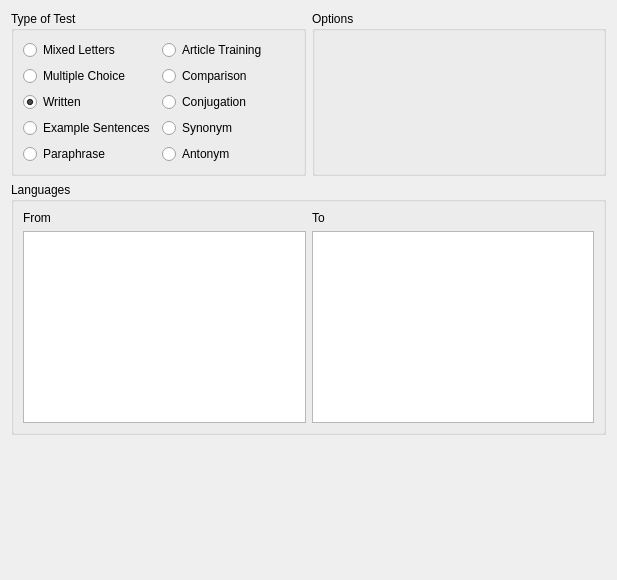
First picture: the form in src/configure-practice/configurepracticewidget.ui, repository KDE/parley, before the edit.
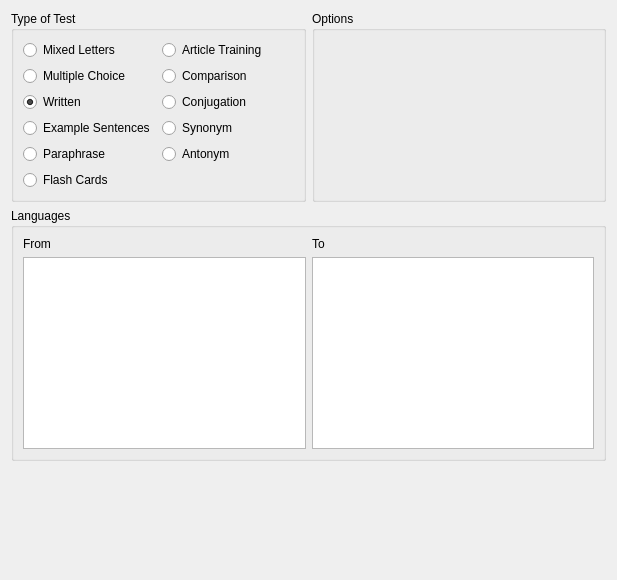
Second picture: the form after the edit. Custom widgets are drawn as their Qt base class.

```diff
--- a/src/configure-practice/configurepracticewidget.ui
+++ b/src/configure-practice/configurepracticewidget.ui
@@ -94,7 +94,7 @@
           </property>
          </widget>
         </item>
-        <item row="5" column="0" >
+        <item row="6" column="0" >
          <spacer>
           <property name="orientation" >
            <enum>Qt::Vertical</enum>
@@ -107,6 +107,13 @@
           </property>
          </spacer>
         </item>
+        <item row="5" column="0" >
+         <widget class="QRadioButton" name="FlashCardsRadio" >
+          <property name="text" >
+           <string>Flash Cards</string>
+          </property>
+         </widget>
+        </item>
        </layout>
       </widget>
      </item>
```
Left out of the diff: 4 changed lines with no effect on the pictures.
